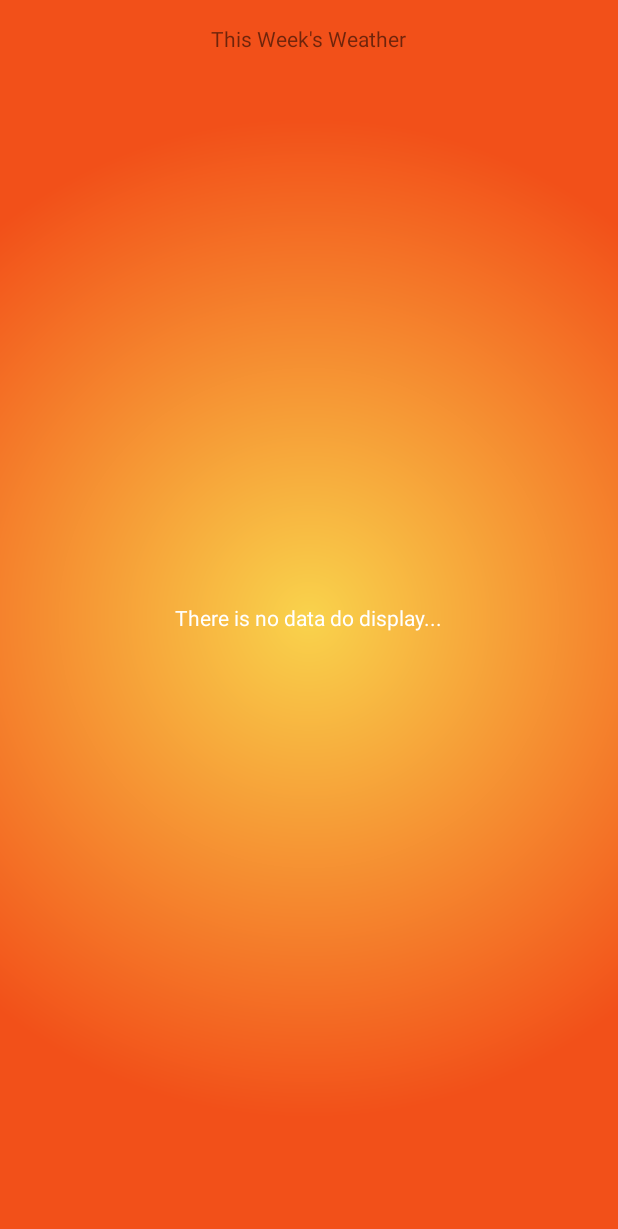
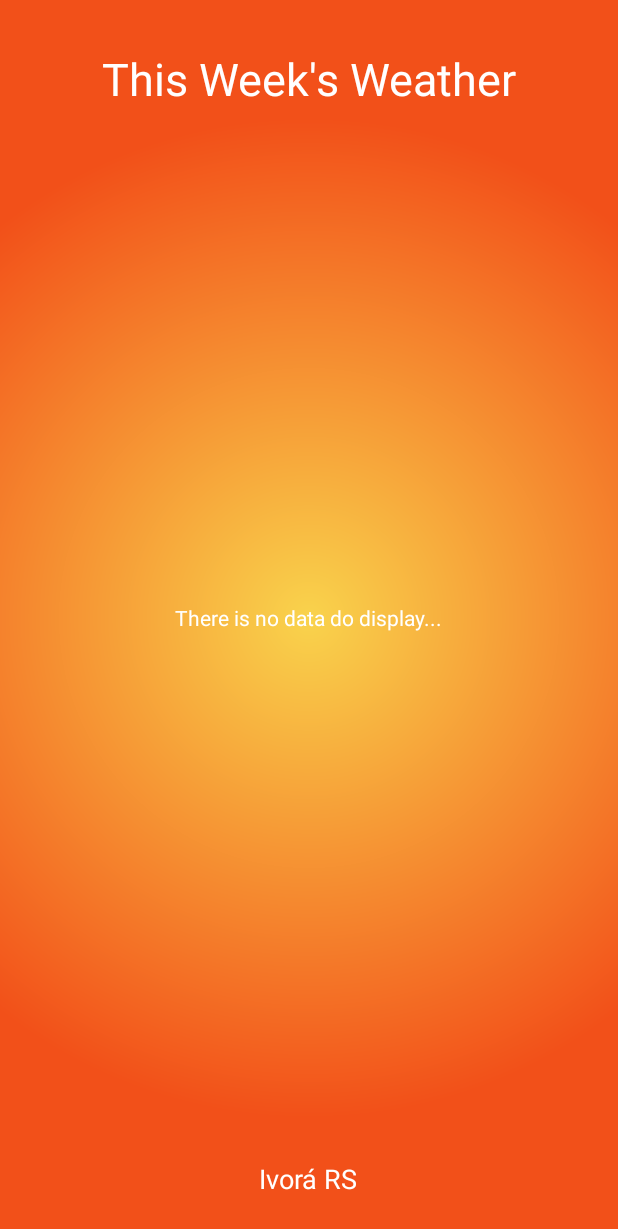
Before and after one commit to mgumiero9/Stormy-TH, an Android app: the DailyForecastActivity screen opened directly, with no data from a screen before it, on a phone screen of 412 x 824 dp. Shown: the top 1229 px of the screen. Run offline under Robolectric (Android 15) with nearby library versions, the phone set to English and light mode, and no system bars; 2 statements that could not run were skipped.

Commit message:
Building HourlyActivity

```diff
--- a/app/build.gradle
+++ b/app/build.gradle
@@ -23,6 +23,8 @@ dependencies {
     compile fileTree(dir: 'libs', include: ['*.jar'])
     testCompile 'junit:junit:4.12'
     compile 'com.android.support:appcompat-v7:23.1.1'
+    compile 'com.android.support:recyclerview-v7:23.1.1'
     compile 'com.squareup.okhttp3:okhttp:3.1.2'
     compile 'com.jakewharton:butterknife:7.0.1'
+    compile 'org.jetbrains:annotations-java5:15.0'
 }
--- a/app/src/main/AndroidManifest.xml
+++ b/app/src/main/AndroidManifest.xml
@@ -23,6 +23,8 @@
         </activity>
         <activity android:name=".ui.DailyForecastActivity">
         </activity>
+        <activity android:name=".ui.HourlyForecastActivity">
+        </activity>
     </application>
 
 </manifest>
--- a/app/src/main/java/com/androiders/stormy/MyUtils/FahrenheitToCelsius.java
+++ b/app/src/main/java/com/androiders/stormy/MyUtils/FahrenheitToCelsius.java
@@ -15,6 +15,7 @@ public class FahrenheitToCelsius {
     public FahrenheitToCelsius() {
     }
 
+    @org.jetbrains.annotations.Contract(pure = true)
     public static double fahrenheitToCelsius(double fahrenheit) {
 
         double celsius = (fahrenheit - 32) * 5/9;
--- a/app/src/main/res/layout/activity_daily_forecast.xml
+++ b/app/src/main/res/layout/activity_daily_forecast.xml
@@ -15,9 +15,15 @@
         android:layout_width="match_parent"
         android:layout_height="match_parent"
         android:id="@android:id/list"
-        android:layout_alignParentTop="true"
+        android:layout_alignParentTop="false"
         android:layout_alignParentLeft="true"
-        android:layout_alignParentStart="true"/>
+        android:layout_alignParentStart="true"
+        android:layout_below="@+id/thisWeekLabel"
+        android:layout_above="@+id/locationLabel"
+        android:layout_marginTop="8dp"
+        android:layout_marginBottom="8dp"
+        android:divider="@null"
+        android:dividerHeight="0dp"/>
 
     <TextView
         android:layout_width="wrap_content"
@@ -34,5 +40,19 @@
         android:text="This Week&apos;s Weather"
         android:id="@+id/thisWeekLabel"
         android:layout_alignParentTop="true"
-        android:layout_centerHorizontal="true"/>
+        android:layout_centerHorizontal="true"
+        android:textColor="#FFFFFFFF"
+        android:textSize="30sp"
+        android:layout_marginTop="16sp"/>
+
+    <TextView
+        android:layout_width="wrap_content"
+        android:layout_height="wrap_content"
+        android:text="Ivorá RS"
+        android:id="@+id/locationLabel"
+        android:layout_alignParentBottom="true"
+        android:layout_centerHorizontal="true"
+        android:textColor="#FFFFFFFF"
+        android:textSize="18sp"
+        android:layout_marginBottom="10dp"/>
 </RelativeLayout>
```
Also changed, not shown: app/src/main/java/com/androiders/stormy/adapters/DayAdapter.java (+6 -1 lines), app/src/main/java/com/androiders/stormy/ui/HourlyForecastActivity.java (added, +26 -0 lines), app/src/main/java/com/androiders/stormy/ui/MainActivity.java (+8 -0 lines), app/src/main/java/com/androiders/stormy/weather/Hour.java (+40 -1 lines), app/src/main/res/layout/activity_hourly_forecast_activity.xml (added, +19 -0 lines).
